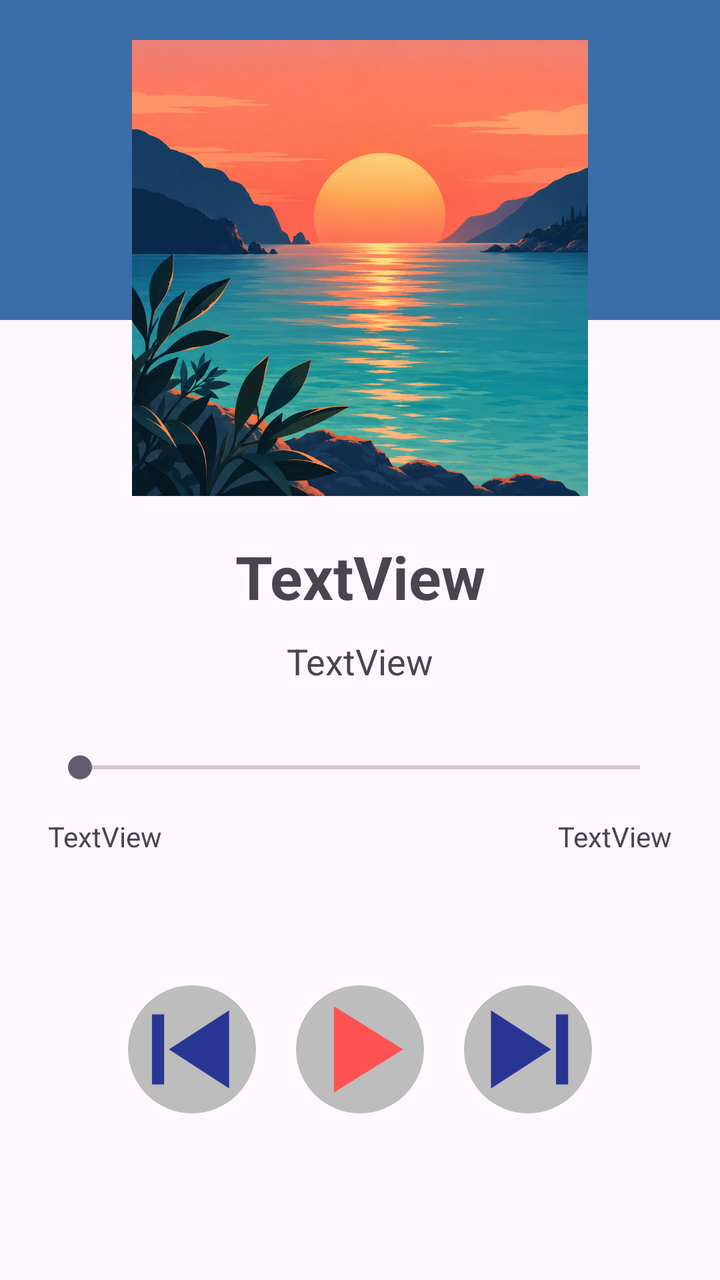
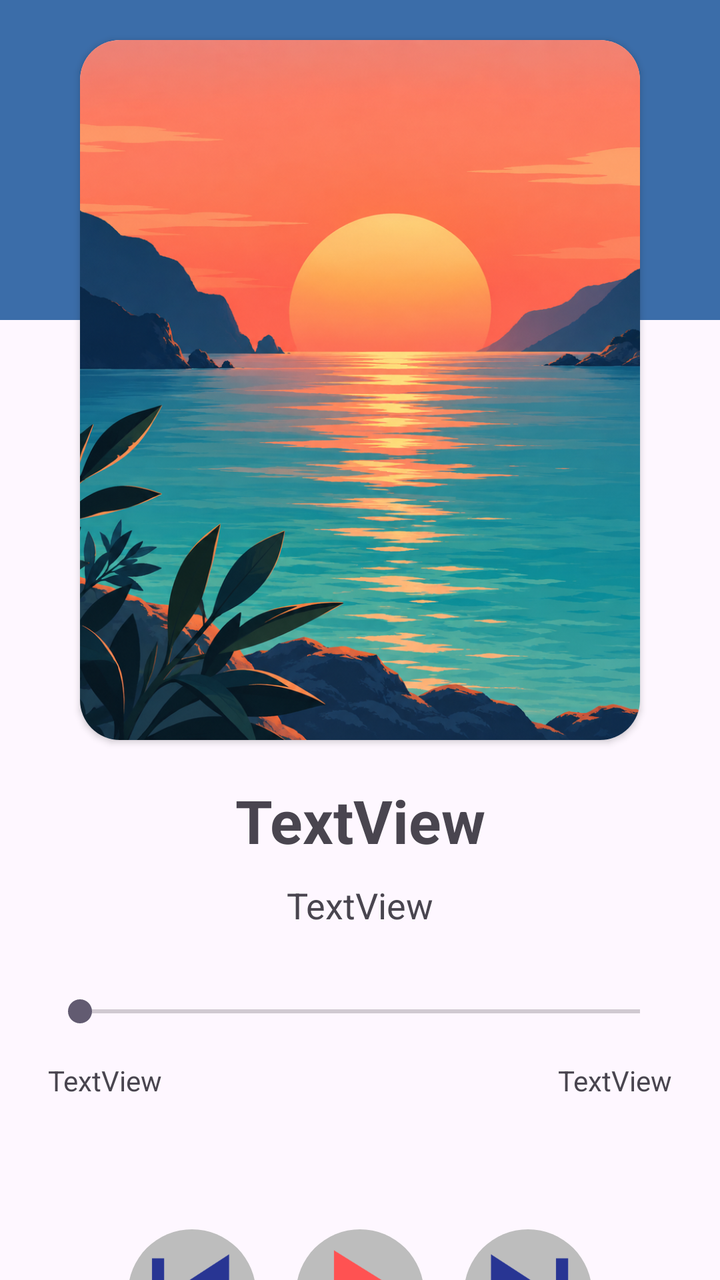

Screens rendered from an Android XML layout before and after an edit, with the pre-edit source and the edit as a unified diff.
<!-- AndroidManifest.xml: application theme Theme.ReproductorMusica -->
<!-- res/layout/activity_main.xml -->
<?xml version="1.0" encoding="utf-8"?>
<androidx.constraintlayout.widget.ConstraintLayout xmlns:android="http://schemas.android.com/apk/res/android"
    xmlns:app="http://schemas.android.com/apk/res-auto"
    xmlns:tools="http://schemas.android.com/tools"
    android:id="@+id/main"
    android:layout_width="match_parent"
    android:layout_height="match_parent"
    tools:context=".MainActivity">

    <TextView
        android:id="@+id/txtFondoSuperior"
        android:layout_width="0dp"
        android:layout_height="0dp"
        android:background="#3B6DA9"
        app:layout_constraintBottom_toBottomOf="@id/guideline1"
        app:layout_constraintEnd_toEndOf="parent"
        app:layout_constraintStart_toStartOf="parent"
        app:layout_constraintTop_toTopOf="parent" />

    <androidx.constraintlayout.widget.Guideline
        android:id="@+id/guideline1"
        android:layout_width="wrap_content"
        android:layout_height="wrap_content"
        android:orientation="horizontal"
        app:layout_constraintGuide_percent="0.25" />

    <ImageView
        android:id="@+id/imgPortada"
        android:layout_width="0dp"
        android:layout_height="228dp"
        android:layout_marginStart="40dp"
        android:layout_marginTop="20dp"
        android:layout_marginEnd="40dp"
        app:layout_constraintEnd_toEndOf="parent"
        app:layout_constraintStart_toStartOf="parent"
        app:layout_constraintTop_toTopOf="parent"
        app:srcCompat="@drawable/portada_horizonte" />

    <TextView
        android:id="@+id/txtTitulo"
        android:layout_width="0dp"
        android:layout_height="wrap_content"
        android:layout_marginStart="24dp"
        android:layout_marginTop="20dp"
        android:layout_marginEnd="24dp"
        android:text="TextView"
        android:textAlignment="center"
        android:textSize="30sp"
        android:textStyle="bold"
        app:layout_constraintEnd_toEndOf="parent"
        app:layout_constraintStart_toStartOf="parent"
        app:layout_constraintTop_toBottomOf="@+id/imgPortada" />

    <TextView
        android:id="@+id/txtArtista"
        android:layout_width="0dp"
        android:layout_height="wrap_content"
        android:layout_marginStart="24dp"
        android:layout_marginTop="10dp"
        android:layout_marginEnd="24dp"
        android:text="TextView"
        android:textAlignment="center"
        android:textSize="18sp"
        app:layout_constraintEnd_toEndOf="parent"
        app:layout_constraintStart_toStartOf="parent"
        app:layout_constraintTop_toBottomOf="@+id/txtTitulo" />

    <SeekBar
        android:id="@+id/seekBarReproduccion"
        android:layout_width="0dp"
        android:layout_height="wrap_content"
        android:layout_marginStart="24dp"
        android:layout_marginTop="32dp"
        android:layout_marginEnd="24dp"
        app:layout_constraintEnd_toEndOf="parent"
        app:layout_constraintStart_toStartOf="parent"
        app:layout_constraintTop_toBottomOf="@+id/txtArtista" />

    <TextView
        android:id="@+id/txtTiempoActual"
        android:layout_width="wrap_content"
        android:layout_height="wrap_content"
        android:layout_marginTop="16dp"
        android:text="TextView"
        app:layout_constraintStart_toStartOf="@+id/seekBarReproduccion"
        app:layout_constraintTop_toBottomOf="@+id/seekBarReproduccion" />

    <TextView
        android:id="@+id/txtTiempoTotal"
        android:layout_width="wrap_content"
        android:layout_height="wrap_content"
        android:layout_marginTop="16dp"
        android:text="TextView"
        app:layout_constraintEnd_toEndOf="@+id/seekBarReproduccion"
        app:layout_constraintTop_toBottomOf="@+id/seekBarReproduccion" />

    <ImageButton
        android:id="@+id/btnAnterior"
        android:layout_width="64dp"
        android:layout_height="64dp"
        android:layout_marginStart="64dp"
        android:layout_marginTop="100dp"
        android:scaleType="centerCrop"
        app:layout_constraintEnd_toStartOf="@+id/btnReproducir"
        app:layout_constraintHorizontal_bias="0.5"
        app:layout_constraintHorizontal_chainStyle="spread_inside"
        app:layout_constraintStart_toStartOf="parent"
        app:layout_constraintTop_toBottomOf="@+id/seekBarReproduccion"
        android:background="@drawable/fondo_redondeado"
        app:srcCompat="@drawable/ic_anterior" />

    <ImageButton
        android:id="@+id/btnReproducir"
        android:layout_width="64dp"
        android:layout_height="64dp"
        android:scaleType="centerCrop"
        app:layout_constraintBottom_toBottomOf="@+id/btnAnterior"
        app:layout_constraintEnd_toStartOf="@+id/btnSiguiente"
        app:layout_constraintHorizontal_bias="0.5"
        app:layout_constraintStart_toEndOf="@+id/btnAnterior"
        android:background="@drawable/fondo_redondeado"
        app:srcCompat="@drawable/ic_reproducir" />

    <ImageButton
        android:id="@+id/btnSiguiente"
        android:layout_width="64dp"
        android:layout_height="64dp"
        android:layout_marginEnd="64dp"
        android:scaleType="centerCrop"
        app:layout_constraintBottom_toBottomOf="@+id/btnReproducir"
        app:layout_constraintEnd_toEndOf="parent"
        app:layout_constraintHorizontal_bias="0.5"
        app:layout_constraintStart_toEndOf="@+id/btnReproducir"
        android:background="@drawable/fondo_redondeado"
        app:srcCompat="@drawable/ic_siguiente" />

</androidx.constraintlayout.widget.ConstraintLayout>
<!-- resources referenced by this layout -->
<resources>
  <!-- drawable fondo_redondeado (drawable) -->
  <?xml version="1.0" encoding="utf-8"?>
  <shape xmlns:android="http://schemas.android.com/apk/res/android"
      android:shape="rectangle">
      <solid android:color="#BDBDBD" />
      <corners android:radius="32dp" />
  </shape>
  <!-- drawable ic_anterior: png bitmap (drawable-nodpi, 2624 bytes) -->
  <!-- drawable ic_reproducir: png bitmap (drawable-nodpi, 3409 bytes) -->
  <!-- drawable ic_siguiente: png bitmap (drawable-nodpi, 2638 bytes) -->
  <!-- drawable portada_horizonte: png bitmap (drawable-nodpi, 1000481 bytes) -->
  <style name="Theme.ReproductorMusica" parent="Base.Theme.ReproductorMusica" />
  <style name="Base.Theme.ReproductorMusica" parent="Theme.Material3.DayNight.NoActionBar">
          
          
      </style>
</resources>

<!-- the commit's change to res/layout/activity_main.xml (unified diff, before → after) -->
@@ -24,17 +24,25 @@
         android:orientation="horizontal"
         app:layout_constraintGuide_percent="0.25" />
 
-    <ImageView
-        android:id="@+id/imgPortada"
+    <androidx.cardview.widget.CardView
+        android:id="@+id/cardView"
         android:layout_width="0dp"
-        android:layout_height="228dp"
+        android:layout_height="350dp"
         android:layout_marginStart="40dp"
         android:layout_marginTop="20dp"
         android:layout_marginEnd="40dp"
+        app:cardCornerRadius="20dp"
         app:layout_constraintEnd_toEndOf="parent"
         app:layout_constraintStart_toStartOf="parent"
-        app:layout_constraintTop_toTopOf="parent"
-        app:srcCompat="@drawable/portada_horizonte" />
+        app:layout_constraintTop_toTopOf="parent">
+
+        <ImageView
+            android:id="@+id/imgPortada"
+            android:layout_width="match_parent"
+            android:layout_height="match_parent"
+            android:scaleType="centerCrop"
+            app:srcCompat="@drawable/portada_horizonte" />
+    </androidx.cardview.widget.CardView>
 
     <TextView
         android:id="@+id/txtTitulo"
@@ -49,7 +57,7 @@
         android:textStyle="bold"
         app:layout_constraintEnd_toEndOf="parent"
         app:layout_constraintStart_toStartOf="parent"
-        app:layout_constraintTop_toBottomOf="@+id/imgPortada" />
+        app:layout_constraintTop_toBottomOf="@+id/cardView" />
 
     <TextView
         android:id="@+id/txtArtista"
@@ -100,13 +108,13 @@
         android:layout_height="64dp"
         android:layout_marginStart="64dp"
         android:layout_marginTop="100dp"
+        android:background="@drawable/fondo_redondeado"
         android:scaleType="centerCrop"
         app:layout_constraintEnd_toStartOf="@+id/btnReproducir"
         app:layout_constraintHorizontal_bias="0.5"
         app:layout_constraintHorizontal_chainStyle="spread_inside"
         app:layout_constraintStart_toStartOf="parent"
         app:layout_constraintTop_toBottomOf="@+id/seekBarReproduccion"
-        android:background="@drawable/fondo_redondeado"
         app:srcCompat="@drawable/ic_anterior" />
 
     <ImageButton
